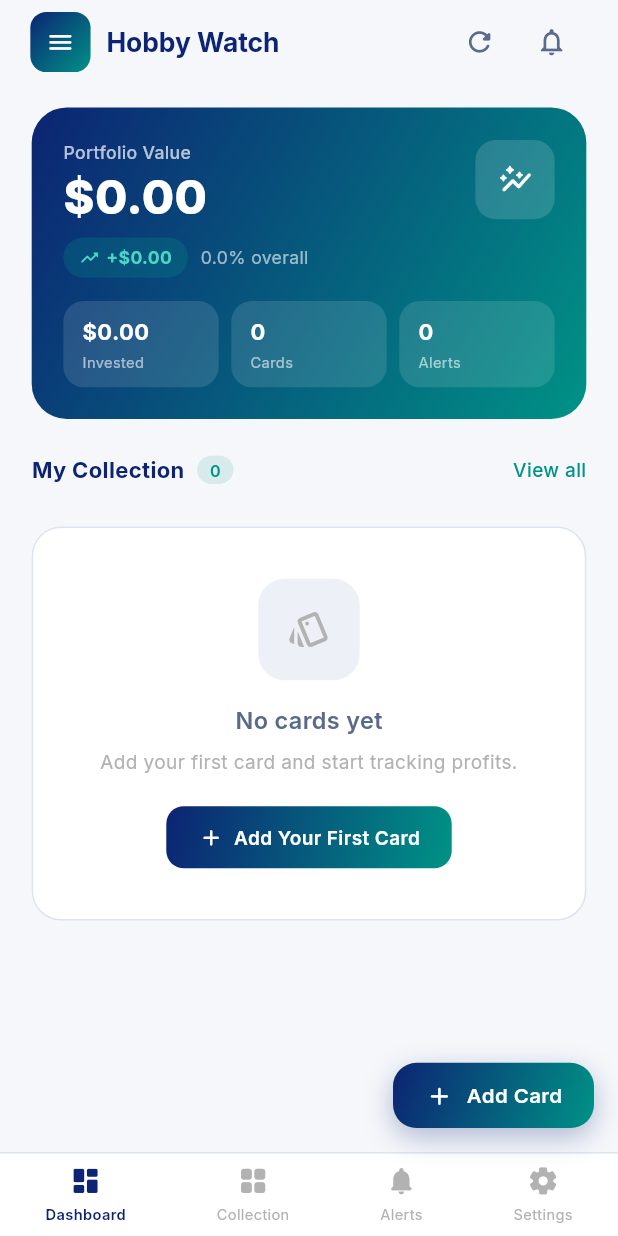
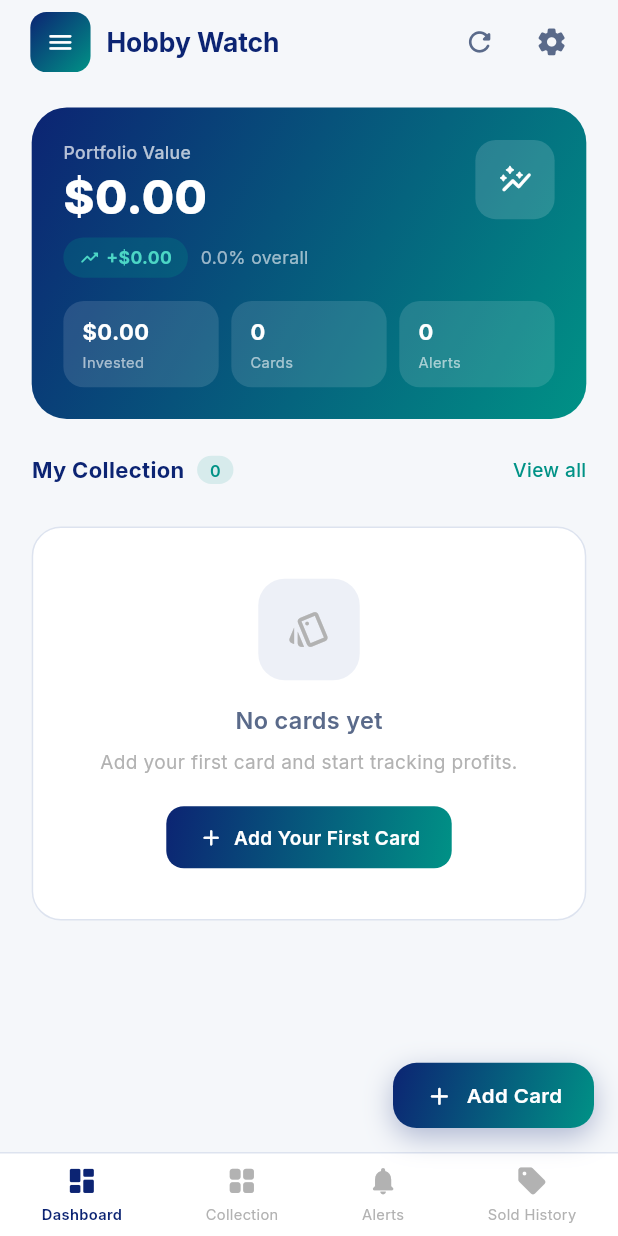
Before and after one commit to hanzala5225/Hobby-Watch, a Flutter app: the DashboardView screen opened by its route, on a phone screen of 412 x 824 dp. Run offline on Flutter 3.47's test engine with Material 3 defaults, Android fonts, the phone set to English and light mode, and no system bars; our stand-ins replace cached_network_image, dio, firebase_core, firebase_messaging, flutter_local_notifications, flutter_screenutil and 6 more; missing offline and left inert: google_mlkit_text_recognition; accounts and stored records are empty; network calls fail.

Commit message:
working on new UI Tim gave

```diff
--- a/lib/modules/dashboard/dashboard_view.dart
+++ b/lib/modules/dashboard/dashboard_view.dart
@@ -90,29 +90,10 @@ class DashboardView extends GetView<DashboardController> {
             Obx(() => controller.isRefreshing.value
                 ? SizedBox(width: 18.w, height: 18.w, child: const CircularProgressIndicator(color: AppColors.accent, strokeWidth: 2))
                 : IconButton(icon: Icon(Icons.refresh_rounded, color: AppColors.textSecondary, size: 22.sp), onPressed: controller.refreshPrices)),
-            Obx(() => Stack(clipBehavior: Clip.none, children: [
-              IconButton(
-                icon: Icon(Icons.notifications_outlined, color: AppColors.textSecondary, size: 22.sp),
-                onPressed: () => Get.toNamed(AppRoutes.notifications),
-              ),
-              if (controller.unreadCount.value > 0)
-                Positioned(
-                  right: 4,
-                  top: 4,
-                  child: IgnorePointer(
-                    child: Container(
-                      padding: EdgeInsets.symmetric(horizontal: 5.w, vertical: 1.h),
-                      constraints: BoxConstraints(minWidth: 16.w, minHeight: 16.w),
-                      decoration: const BoxDecoration(color: AppColors.loss, shape: BoxShape.circle),
-                      alignment: Alignment.center,
-                      child: Text(
-                        controller.unreadCount.value > 9 ? '9+' : '${controller.unreadCount.value}',
-                        style: GoogleFonts.inter(fontSize: 9.sp, fontWeight: FontWeight.w700, color: Colors.white),
-                      ),
-                    ),
-                  ),
-                ),
-            ])),
+            IconButton(
+              icon: Icon(Icons.settings_rounded, color: AppColors.textSecondary, size: 22.sp),
+              onPressed: () => Get.toNamed(AppRoutes.settings),
+            ),
           ],
         ),
       ),
@@ -358,7 +339,7 @@ class DashboardView extends GetView<DashboardController> {
                 badgeCount: controller.unreadCount.value,
                 onTap: () => Get.toNamed(AppRoutes.notifications),
               )),
-              _NavItem(icon: Icons.settings_rounded, label: 'Settings', isActive: false, onTap: () => Get.toNamed(AppRoutes.settings)),
+              _NavItem(icon: Icons.sell_rounded, label: 'Sold History', isActive: false, onTap: () => Get.toNamed(AppRoutes.soldHistory)),
             ],
           ),
         ),
@@ -539,7 +520,7 @@ class DashboardView extends GetView<DashboardController> {
                   SizedBox(height: 20.h),
 
                   // Version footer
-                  Center(child: Text('Hobby Watch v1.0.08',
+                  Center(child: Text('Hobby Watch v1.0.07',
                       style: GoogleFonts.inter(fontSize: 11.sp, color: AppColors.textMuted))),
                   SizedBox(height: 4.h),
                   Center(child: Text('Sports card profit tracking',
```
Also changed, not shown: lib/modules/scan_card/scan_card_controller.dart (+49 -10 lines).
